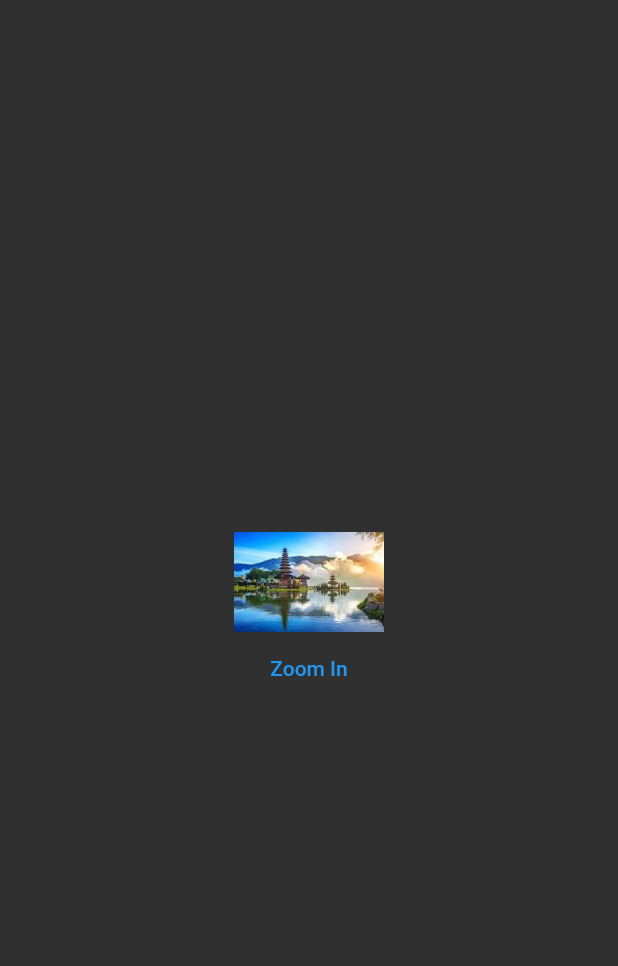
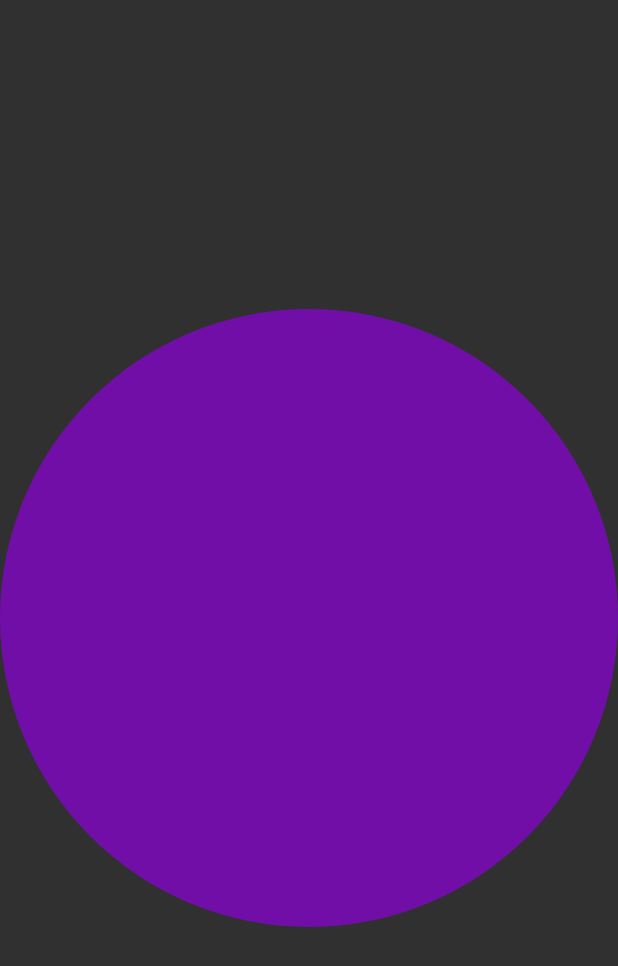
Before and after one commit to panneerdasiy/Flutter_Animation, a Flutter app: the screen it shows after launch, on a phone screen of 412 x 824 dp. Shown: the top 966 px of the screen. Run offline on Flutter 3.47's test engine with Material 2 defaults, Android fonts, the phone set to English and light mode, and no system bars.

Commit message:
feat: add color changing circle

```diff
--- /dev/null
+++ b/lib/changing_circle_color.dart
@@ -0,0 +1,68 @@
+import 'package:flutter/material.dart';
+import 'dart:math' as math;
+
+class ChangingCircleColor extends StatefulWidget {
+  const ChangingCircleColor({super.key});
+
+  @override
+  State<ChangingCircleColor> createState() => _ChangingCircleColorState();
+}
+
+class _ChangingCircleColorState extends State<ChangingCircleColor> {
+  var _color = getRandomColor();
+
+  @override
+  Widget build(BuildContext context) {
+    return Scaffold(
+      body: Center(
+        child: ClipPath(
+          clipper: const CirclePathClipper(),
+          child: TweenAnimationBuilder(
+            duration: Duration(seconds: 1),
+            tween: ColorTween(begin: getRandomColor(), end: _color),
+            onEnd: () {
+              setState(() {
+                _color = getRandomColor();
+              });
+            },
+            child: Container(
+              width: MediaQuery.of(context).size.width,
+              height: MediaQuery.of(context).size.width,
+              color: Colors.brown,
+            ),
+            builder: (context, Color? value, child) {
+              return ColorFiltered(
+                colorFilter: ColorFilter.mode(
+                  _color,
+                  BlendMode.srcOver,
+                ),
+                child: child,
+              );
+            },
+          ),
+        ),
+      ),
+    );
+  }
+
+  static Color getRandomColor() =>
+      Color(0xFF000000 + math.Random().nextInt(0x00FFFFFF));
+}
+
+class CirclePathClipper extends CustomClipper<Path> {
+  const CirclePathClipper();
+
+  @override
+  Path getClip(Size size) {
+    final path = Path();
+    final rect = Rect.fromCircle(
+      center: Offset(size.width / 2.0, size.height / 2.0),
+      radius: size.width / 2.0,
+    );
+    path.addOval(rect);
+    return path;
+  }
+
+  @override
+  bool shouldReclip(CustomClipper<Path> oldClipper) => false;
+}
--- a/lib/main.dart
+++ b/lib/main.dart
@@ -1,4 +1,4 @@
-import 'package:animation/implicit_animation.dart';
+import 'package:animation/changing_circle_color.dart';
 import 'package:flutter/material.dart';
 
 void main() {
@@ -14,7 +14,7 @@ class MyApp extends StatelessWidget {
       theme: ThemeData(
         brightness: Brightness.dark,
       ),
-      home: ImplicitAnimation(),
+      home: ChangingCircleColor(),
     );
   }
 }
```
